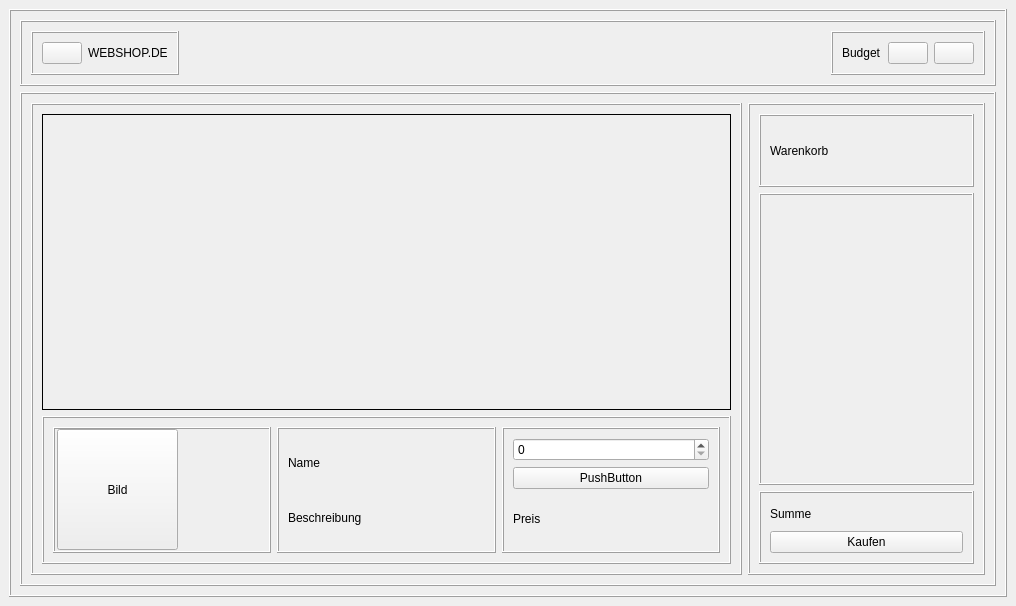
First picture: the form in frontend/Warenkorb.ui, repository nhatlam96/gui-xtraktor, before the edit.
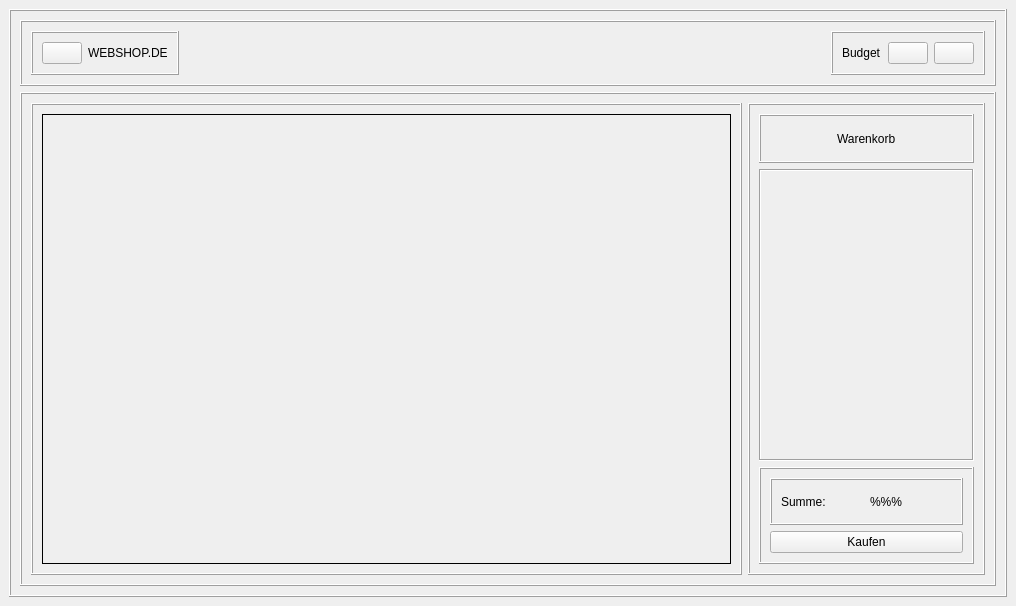
Second picture: the form after the edit. Icons and pictures are not drawn.

Commit message: Warenkorb dyn Widgets angefangen; Bitte keiner anfassen wallah billa

```diff
--- a/frontend/Warenkorb.ui
+++ b/frontend/Warenkorb.ui
@@ -175,7 +175,7 @@
             <property name="frameShadow">
              <enum>QFrame::Raised</enum>
             </property>
-            <layout class="QVBoxLayout" name="verticalLayout_2" stretch="6,3">
+            <layout class="QVBoxLayout" name="verticalLayout_2" stretch="6">
              <item>
               <widget class="QScrollArea" name="dyn_scrollarea">
                <property name="frameShape">
@@ -185,7 +185,7 @@
                 <enum>QFrame::Plain</enum>
                </property>
                <property name="verticalScrollBarPolicy">
-                <enum>Qt::ScrollBarAlwaysOff</enum>
+                <enum>Qt::ScrollBarAsNeeded</enum>
                </property>
                <property name="horizontalScrollBarPolicy">
                 <enum>Qt::ScrollBarAsNeeded</enum>
@@ -202,102 +202,12 @@
                   <x>0</x>
                   <y>0</y>
                   <width>687</width>
-                  <height>293</height>
+                  <height>446</height>
                  </rect>
                 </property>
                </widget>
               </widget>
              </item>
-             <item>
-              <widget class="QFrame" name="frame_6">
-               <property name="frameShape">
-                <enum>QFrame::Box</enum>
-               </property>
-               <property name="frameShadow">
-                <enum>QFrame::Raised</enum>
-               </property>
-               <layout class="QHBoxLayout" name="horizontalLayout_5">
-                <item>
-                 <widget class="QFrame" name="frame_8">
-                  <property name="frameShape">
-                   <enum>QFrame::Box</enum>
-                  </property>
-                  <property name="frameShadow">
-                   <enum>QFrame::Raised</enum>
-                  </property>
-                  <widget class="QPushButton" name="Bild">
-                   <property name="geometry">
-                    <rect>
-                     <x>4</x>
-                     <y>2</y>
-                     <width>121</width>
-                     <height>121</height>
-                    </rect>
-                   </property>
-                   <property name="text">
-                    <string>Bild</string>
-                   </property>
-                  </widget>
-                 </widget>
-                </item>
-                <item>
-                 <widget class="QFrame" name="frame_7">
-                  <property name="frameShape">
-                   <enum>QFrame::Box</enum>
-                  </property>
-                  <property name="frameShadow">
-                   <enum>QFrame::Raised</enum>
-                  </property>
-                  <layout class="QVBoxLayout" name="verticalLayout_3">
-                   <item>
-                    <widget class="QLabel" name="Name">
-                     <property name="text">
-                      <string>Name</string>
-                     </property>
-                    </widget>
-                   </item>
-                   <item>
-                    <widget class="QLabel" name="Beschreibung">
-                     <property name="text">
-                      <string>Beschreibung</string>
-                     </property>
-                    </widget>
-                   </item>
-                  </layout>
-                 </widget>
-                </item>
-                <item>
-                 <widget class="QFrame" name="frame_5">
-                  <property name="frameShape">
-                   <enum>QFrame::Box</enum>
-                  </property>
-                  <property name="frameShadow">
-                   <enum>QFrame::Raised</enum>
-                  </property>
-                  <layout class="QVBoxLayout" name="verticalLayout">
-                   <item>
-                    <widget class="QSpinBox" name="spinBox"/>
-                   </item>
-                   <item>
-                    <widget class="QPushButton" name="pushButton">
-                     <property name="text">
-                      <string>PushButton</string>
-                     </property>
-                    </widget>
-                   </item>
-                   <item>
-                    <widget class="QLabel" name="Preis">
-                     <property name="text">
-                      <string>Preis</string>
-                     </property>
-                    </widget>
-                   </item>
-                  </layout>
-                 </widget>
-                </item>
-               </layout>
-              </widget>
-             </item>
             </layout>
            </widget>
           </item>
@@ -315,7 +225,7 @@
             <property name="frameShadow">
              <enum>QFrame::Raised</enum>
             </property>
-            <layout class="QVBoxLayout" name="verticalLayout_8" stretch="1,4,1">
+            <layout class="QVBoxLayout" name="verticalLayout_8" stretch="1,6,2">
              <item>
               <widget class="QFrame" name="frame_3">
                <property name="frameShape">
@@ -325,7 +235,7 @@
                 <enum>QFrame::Raised</enum>
                </property>
                <layout class="QVBoxLayout" name="verticalLayout_4">
-                <item>
+                <item alignment="Qt::AlignHCenter">
                  <widget class="QLabel" name="Warenkorb">
                   <property name="text">
                    <string>Warenkorb</string>
@@ -336,13 +246,23 @@
               </widget>
              </item>
              <item>
-              <widget class="QFrame" name="frame_11">
+              <widget class="QScrollArea" name="summe_scrollArea">
                <property name="frameShape">
                 <enum>QFrame::Box</enum>
                </property>
-               <property name="frameShadow">
-                <enum>QFrame::Raised</enum>
+               <property name="widgetResizable">
+                <bool>true</bool>
                </property>
+               <widget class="QWidget" name="scrollAreaWidgetContents_2">
+                <property name="geometry">
+                 <rect>
+                  <x>0</x>
+                  <y>0</y>
+                  <width>211</width>
+                  <height>287</height>
+                 </rect>
+                </property>
+               </widget>
               </widget>
              </item>
              <item>
@@ -355,10 +275,29 @@
                </property>
                <layout class="QVBoxLayout" name="verticalLayout_5">
                 <item>
-                 <widget class="QLabel" name="Summe">
-                  <property name="text">
-                   <string>Summe</string>
+                 <widget class="QFrame" name="frame_5">
+                  <property name="frameShape">
+                   <enum>QFrame::Box</enum>
                   </property>
+                  <property name="frameShadow">
+                   <enum>QFrame::Raised</enum>
+                  </property>
+                  <layout class="QHBoxLayout" name="horizontalLayout_5">
+                   <item>
+                    <widget class="QLabel" name="label">
+                     <property name="text">
+                      <string>Summe:</string>
+                     </property>
+                    </widget>
+                   </item>
+                   <item>
+                    <widget class="QLabel" name="summe_status">
+                     <property name="text">
+                      <string>%%%</string>
+                     </property>
+                    </widget>
+                   </item>
+                  </layout>
                  </widget>
                 </item>
                 <item>
```
The commit also changes 5 other files.
